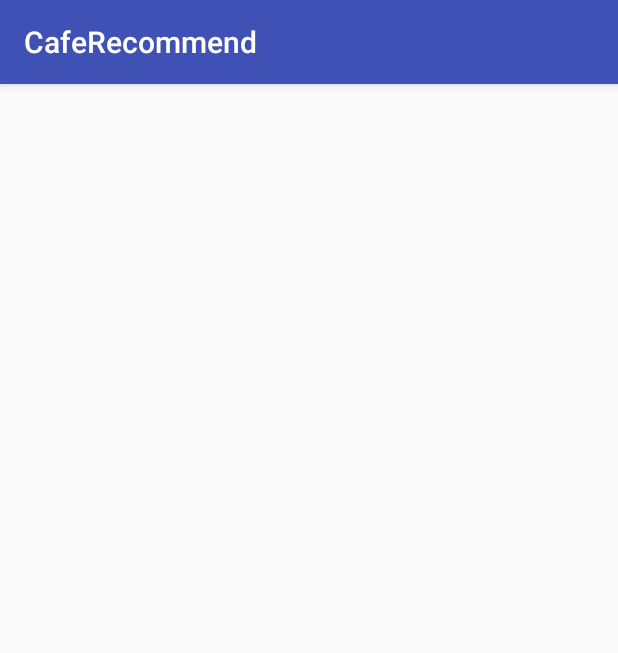
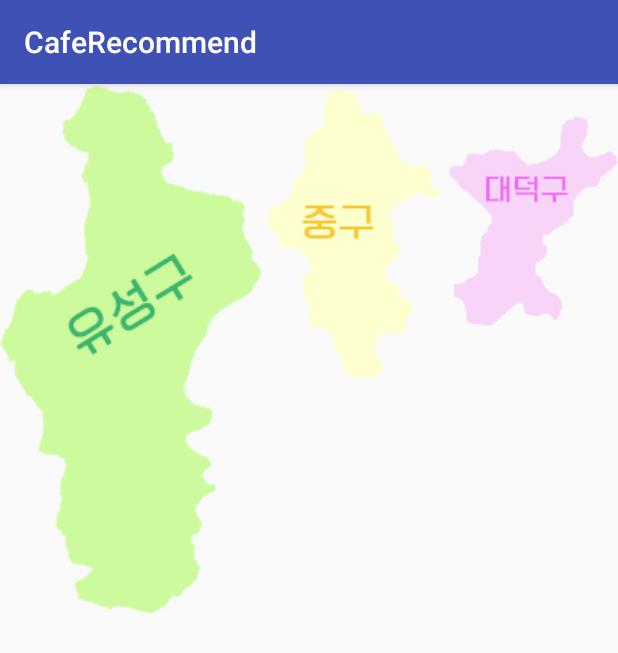
Before and after one commit to cosmic119/CafeTheme, an Android app: the MapActivity screen opened directly, with no data from a screen before it, on a phone screen of 412 x 824 dp. Shown: the top 653 px of the screen. Run offline under Robolectric (Android 15) with nearby library versions, the phone set to English and light mode, and no system bars.

Commit message:
액티비티 간 연결 및 잔오류 수정

```diff
--- a/app/src/main/AndroidManifest.xml
+++ b/app/src/main/AndroidManifest.xml
@@ -9,6 +9,7 @@
 
     <application
         android:allowBackup="true"
+        android:largeHeap="true"
         android:icon="@mipmap/ic_launcher"
         android:label="@string/app_name"
         android:roundIcon="@mipmap/ic_launcher_round"
--- a/app/src/main/java/com/example/hyeongyu/caferecommend/MapActivity.java
+++ b/app/src/main/java/com/example/hyeongyu/caferecommend/MapActivity.java
@@ -1,13 +1,40 @@
 package com.example.hyeongyu.caferecommend;
 
+import android.content.Intent;
 import android.support.v7.app.AppCompatActivity;
 import android.os.Bundle;
+import android.view.View;
+import android.widget.ImageView;
 
 public class MapActivity extends AppCompatActivity {
+    ImageView youseong, daeduck, junggu, seogu, donggu;
 
     @Override
     protected void onCreate(Bundle savedInstanceState) {
         super.onCreate(savedInstanceState);
         setContentView(R.layout.activity_map);
+
+        youseong = (ImageView) findViewById(R.id.image1);
+        junggu = (ImageView) findViewById(R.id.image2);
+        daeduck = (ImageView) findViewById(R.id.image3);
+        seogu = (ImageView) findViewById(R.id.image4);
+        donggu = (ImageView) findViewById(R.id.image5);
+
+
+        View.OnClickListener v1 = new View.OnClickListener() {
+            @Override
+            public void onClick(View view) {
+                Intent  intent = new Intent(MapActivity.this, ThemeSelectActivity.class);
+                intent.putExtra("location", view.getId());
+                startActivity(intent);
+            }
+        };
+
+        youseong.setOnClickListener(v1);
+        junggu.setOnClickListener(v1);
+        daeduck.setOnClickListener(v1);
+        seogu.setOnClickListener(v1);
+        donggu.setOnClickListener(v1);
+
     }
 }
--- a/app/src/main/res/layout/activity_map.xml
+++ b/app/src/main/res/layout/activity_map.xml
@@ -1,9 +1,57 @@
 <?xml version="1.0" encoding="utf-8"?>
-<android.support.constraint.ConstraintLayout xmlns:android="http://schemas.android.com/apk/res/android"
+<LinearLayout xmlns:android="http://schemas.android.com/apk/res/android"
     xmlns:app="http://schemas.android.com/apk/res-auto"
     xmlns:tools="http://schemas.android.com/tools"
+    android:orientation="horizontal"
     android:layout_width="match_parent"
     android:layout_height="match_parent"
     tools:context="com.example.hyeongyu.caferecommend.MapActivity">
 
-</android.support.constraint.ConstraintLayout>
+
+    <ImageView
+        android:id="@+id/image1"
+        android:src="@drawable/yuseong"
+        android:layout_width="wrap_content"
+        android:layout_height="wrap_content"
+        tools:layout_editor_absoluteY="79dp"
+        tools:layout_editor_absoluteX="16dp" />
+
+    <ImageView
+        android:id="@+id/image2"
+        android:src="@drawable/junggu"
+        android:layout_width="wrap_content"
+        android:layout_height="wrap_content"
+        tools:layout_editor_absoluteY="284dp"
+        tools:layout_editor_absoluteX="198dp" />
+
+    <ImageView
+        android:id="@+id/image3"
+        android:src="@drawable/daeduck"
+        android:layout_width="wrap_content"
+        android:layout_height="wrap_content"
+        tools:layout_editor_absoluteY="98dp"
+        tools:layout_editor_absoluteX="166dp" />
+
+    <ImageView
+        android:id="@+id/image4"
+        android:src="@drawable/seogu"
+        android:layout_width="169dp"
+        android:layout_height="214dp"
+        tools:layout_editor_absoluteY="299dp"
+        tools:layout_editor_absoluteX="86dp" />
+
+    <ImageView
+        android:id="@+id/image5"
+        android:src="@drawable/donggu"
+        android:layout_width="wrap_content"
+        android:layout_height="wrap_content"
+        tools:layout_editor_absoluteY="154dp"
+        tools:layout_editor_absoluteX="262dp" />
+
+
+
+
+
+
+
+</LinearLayout>
```
Also changed, not shown: app/src/main/java/com/example/hyeongyu/caferecommend/MainActivity.java (+42 -2 lines), app/src/main/java/com/example/hyeongyu/caferecommend/ThemeSelectActivity.java (+35 -0 lines).
